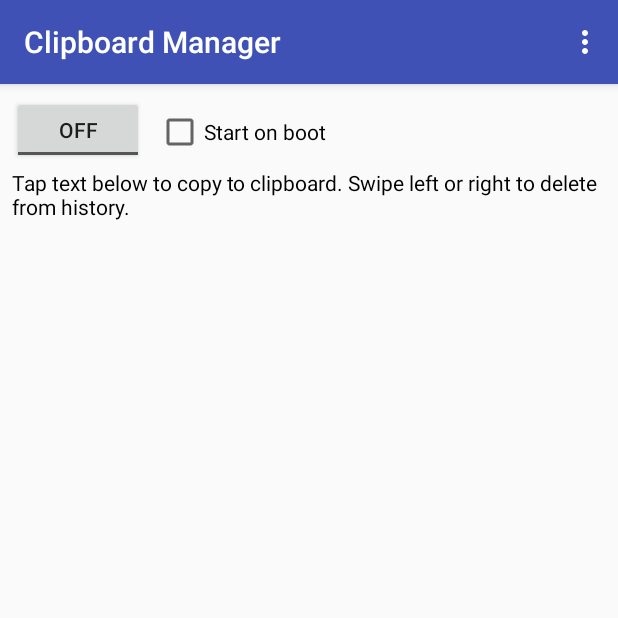
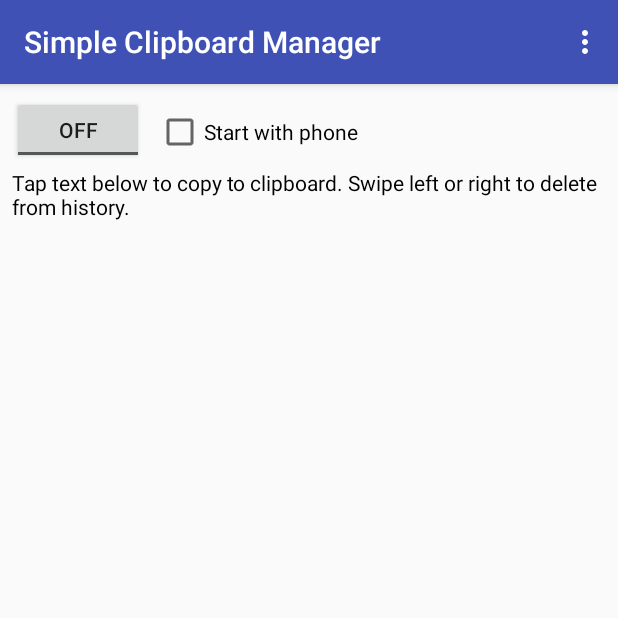
Before and after one commit to jonchampagne/simple-clipboard-manager, an Android app: the screen it shows after launch (MainActivity), on a phone screen of 412 x 824 dp, the top half of it. Run offline under Robolectric (Android 15) with nearby library versions, the phone set to English and light mode, and no system bars; our stand-ins replace Room's generated code; libraries missing offline, so code that uses them is left out: ; 1 statement that could not run was skipped.

Commit message:
Rename app to "Simple Clipboard Manager"

```diff
--- a/app/src/main/res/values/strings.xml
+++ b/app/src/main/res/values/strings.xml
@@ -1,10 +1,10 @@
 <resources>
-    <string name="app_name">Clipboard Manager</string>
+    <string name="app_name">Simple Clipboard Manager</string>
     <string name="clipboard_history">Clipboard History</string>
     <string name="start_clipboard_history_service">Start</string>
     <string name="stop_clipboard_history_service">Stop</string>
     <string name="log_clipboard_history">Log clipboard history</string>
-    <string name="start_on_boot">Start on boot</string>
+    <string name="start_on_boot">Start with phone</string>
     <string name="clipboard_history_list_instructions">Tap text below to copy to clipboard. Swipe left or right to delete from history.</string>
     <string name="delete_all">Delete All</string>
     <string name="open_source_licenses">Open source licenses</string>
```
